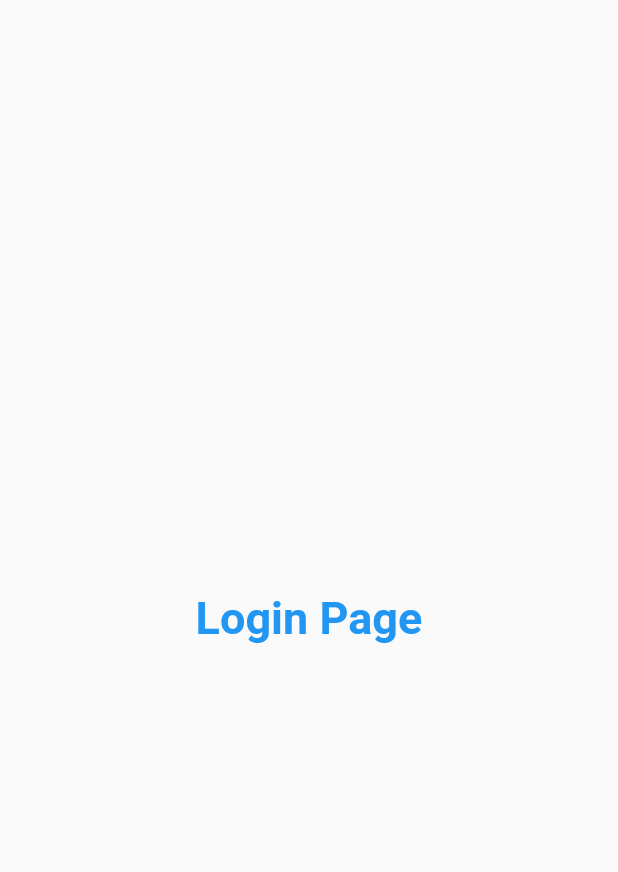
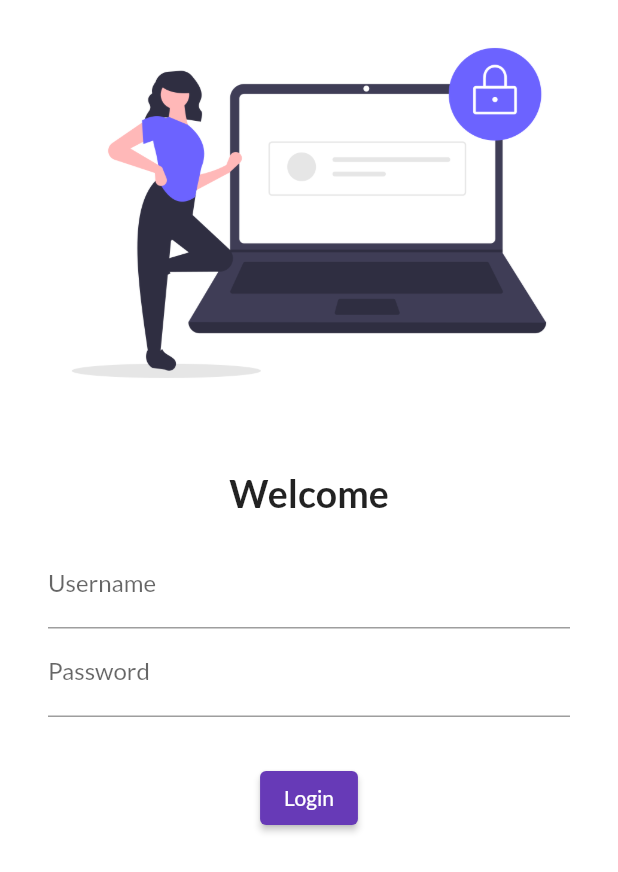
Before and after one commit to Ankit-Ahirrao/Flutter_Learn, a Flutter app: the screen it shows after launch, on a phone screen of 412 x 824 dp. Shown: the top 872 px of the screen. Run offline on Flutter 3.47's test engine with Material 2 defaults, Android fonts, the phone set to English and light mode, and no system bars; our stand-ins replace google_fonts.

Commit message:
files updated

```diff
--- a/lib/main.dart
+++ b/lib/main.dart
@@ -1,6 +1,7 @@
 import 'package:flutter/material.dart';
 import 'package:flutter_learn/pages/home_page.dart';
 import 'package:flutter_learn/pages/login_page.dart';
+import 'package:google_fonts/google_fonts.dart';
 
 void main() {
   runApp(MyApp());
@@ -12,7 +13,11 @@ class MyApp extends StatelessWidget {
   @override
   Widget build(BuildContext context) {
     return MaterialApp(
-      themeMode: ThemeMode.dark,
+      themeMode: ThemeMode.light,
+      theme: ThemeData(
+        primarySwatch: Colors.deepPurple,
+        fontFamily: GoogleFonts.lato().fontFamily,
+      ),
       darkTheme: ThemeData(brightness: Brightness.light),
       initialRoute: '/',
       routes: {
--- a/lib/pages/login_page.dart
+++ b/lib/pages/login_page.dart
@@ -6,13 +6,46 @@ class LoginPage extends StatelessWidget {
   @override
   Widget build(BuildContext context) {
     return Material(
-        child: Container(
-      child: Center(
-          child: Text(
-        'Login Page',
-        style: TextStyle(
-            color: Colors.blue, fontWeight: FontWeight.bold, fontSize: 30),
-      )),
-    ));
+      color: Colors.white,
+      child: Column(
+        children: [
+          Image.asset(
+            "assets/images/login_image.png",
+            fit: BoxFit.cover,
+          ),
+          SizedBox(
+            height: 30,
+          ),
+          Text(
+            "Welcome",
+            style: TextStyle(fontWeight: FontWeight.w700, fontSize: 25),
+          ),
+          Padding(
+            padding: EdgeInsets.symmetric(vertical: 16.0, horizontal: 32.0),
+            child: Column(
+              children: [
+                TextFormField(
+                  decoration: InputDecoration(
+                    hintText: "Enter username",
+                    labelText: "Username",
+                  ),
+                ),
+                TextFormField(
+                  obscureText: true,
+                  decoration: InputDecoration(
+                    labelText: "Password",
+                    hintText: "Enter password",
+                  ),
+                ),
+                SizedBox(
+                  height: 30.0,
+                ),
+                ElevatedButton(onPressed: () {}, child: Text("Login")),
+              ],
+            ),
+          )
+        ],
+      ),
+    );
   }
 }
```
Also changed, not shown: pubspec.yaml (+4 -5 lines), assets/images/login_image.png (added), pubspec.lock.
